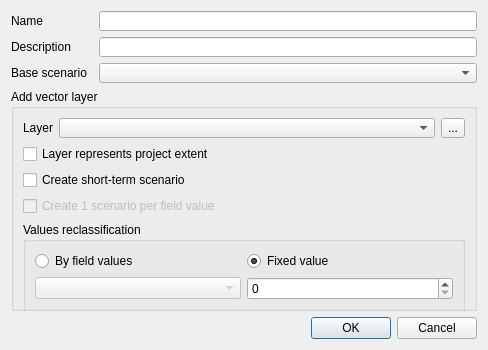
This is ui/scenario_dialog.ui in MathieuChailloux/MitiConnect as Qt 5 draws it before an edit. The edited form follows.
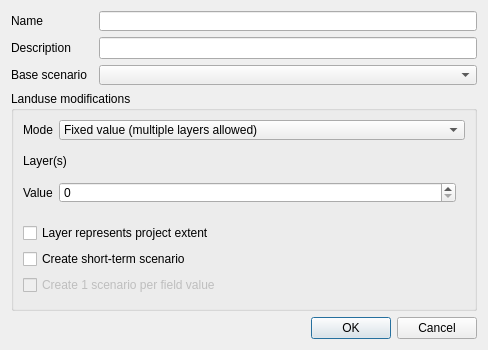
This is the edited form. Custom widgets are drawn as their Qt base class.

Commit message: scenario UI update, bug on wraper value retrieve

Patch:
```diff
--- a/ui/scenario_dialog.ui
+++ b/ui/scenario_dialog.ui
@@ -39,21 +39,43 @@
    <item row="3" column="0" colspan="3">
     <widget class="QGroupBox" name="groupBox">
      <property name="title">
-      <string>Add vector layer</string>
+      <string>Landuse modifications</string>
      </property>
      <layout class="QGridLayout" name="gridLayout_3">
+      <item row="7" column="0">
+       <widget class="QCheckBox" name="scPerValue">
+        <property name="enabled">
+         <bool>false</bool>
+        </property>
+        <property name="minimumSize">
+         <size>
+          <width>151</width>
+          <height>20</height>
+         </size>
+        </property>
+        <property name="maximumSize">
+         <size>
+          <width>166000</width>
+          <height>20</height>
+         </size>
+        </property>
+        <property name="text">
+         <string>Create 1 scenario per field value</string>
+        </property>
+       </widget>
+      </item>
       <item row="0" column="0">
        <widget class="QFrame" name="frame">
         <property name="minimumSize">
          <size>
           <width>0</width>
-          <height>20</height>
+          <height>21</height>
          </size>
         </property>
         <property name="maximumSize">
          <size>
           <width>16777215</width>
-          <height>20</height>
+          <height>21</height>
          </size>
         </property>
         <property name="frameShape">
@@ -62,7 +84,7 @@
         <property name="frameShadow">
          <enum>QFrame::Raised</enum>
         </property>
-        <layout class="QHBoxLayout" name="horizontalLayout">
+        <layout class="QFormLayout" name="formLayout">
          <property name="leftMargin">
           <number>0</number>
          </property>
@@ -75,35 +97,87 @@
          <property name="bottomMargin">
           <number>0</number>
          </property>
+         <item row="0" column="0">
+          <widget class="QLabel" name="label_5">
+           <property name="sizePolicy">
+            <sizepolicy hsizetype="Fixed" vsizetype="Preferred">
+             <horstretch>0</horstretch>
+             <verstretch>0</verstretch>
+            </sizepolicy>
+           </property>
+           <property name="text">
+            <string>Mode</string>
+           </property>
+          </widget>
+         </item>
+         <item row="0" column="1">
+          <widget class="QComboBox" name="modeCombo">
+           <property name="sizePolicy">
+            <sizepolicy hsizetype="Expanding" vsizetype="Preferred">
+             <horstretch>0</horstretch>
+             <verstretch>0</verstretch>
+            </sizepolicy>
+           </property>
+           <property name="minimumSize">
+            <size>
+             <width>0</width>
+             <height>20</height>
+            </size>
+           </property>
+           <property name="maximumSize">
+            <size>
+             <width>16777215</width>
+             <height>20</height>
+            </size>
+           </property>
          <item>
+            <property name="text">
+             <string>Fixed value (multiple layers allowed)</string>
+            </property>
+           </item>
+           <item>
+            <property name="text">
+             <string>By field value (single layer)</string>
+            </property>
+           </item>
+          </widget>
+         </item>
+        </layout>
+       </widget>
+      </item>
+      <item row="3" column="0">
+       <widget class="QStackedWidget" name="stackedWidget">
+        <property name="minimumSize">
+         <size>
+          <width>0</width>
+          <height>70</height>
+         </size>
+        </property>
+        <property name="maximumSize">
+         <size>
+          <width>16777215</width>
+          <height>70</height>
+         </size>
+        </property>
+        <property name="currentIndex">
+         <number>1</number>
+        </property>
+        <widget class="QWidget" name="stackedField">
+         <layout class="QGridLayout" name="gridLayout_4">
+          <property name="leftMargin">
+           <number>0</number>
+          </property>
+          <property name="topMargin">
+           <number>0</number>
+          </property>
+          <item row="0" column="0">
           <widget class="QLabel" name="label_4">
-           <property name="sizePolicy">
-            <sizepolicy hsizetype="Preferred" vsizetype="Fixed">
-             <horstretch>0</horstretch>
-             <verstretch>0</verstretch>
-            </sizepolicy>
-           </property>
-           <property name="minimumSize">
-            <size>
-             <width>0</width>
-             <height>0</height>
-            </size>
-           </property>
-           <property name="maximumSize">
-            <size>
-             <width>16777215</width>
-             <height>16777215</height>
-            </size>
-           </property>
            <property name="text">
             <string>Layer</string>
            </property>
-           <property name="scaledContents">
-            <bool>true</bool>
-           </property>
-          </widget>
-         </item>
-         <item>
+           </widget>
+          </item>
+          <item row="0" column="1">
           <widget class="QgsMapLayerComboBox" name="scLayerCombo">
            <property name="sizePolicy">
             <sizepolicy hsizetype="Expanding" vsizetype="Fixed">
@@ -114,18 +188,18 @@
            <property name="minimumSize">
             <size>
              <width>0</width>
-             <height>19</height>
+              <height>20</height>
             </size>
            </property>
            <property name="maximumSize">
             <size>
-             <width>16777214</width>
+              <width>16777215</width>
              <height>20</height>
             </size>
            </property>
           </widget>
          </item>
-         <item>
+          <item row="0" column="2">
           <widget class="QToolButton" name="scLayerButton">
            <property name="minimumSize">
             <size>
@@ -144,61 +218,24 @@
            </property>
           </widget>
          </item>
-        </layout>
-       </widget>
-      </item>
-      <item row="4" column="0">
-       <widget class="QGroupBox" name="valueGroupBox_2">
-        <property name="enabled">
-         <bool>true</bool>
-        </property>
-        <property name="minimumSize">
-         <size>
-          <width>0</width>
-          <height>91</height>
-         </size>
-        </property>
-        <property name="maximumSize">
-         <size>
-          <width>16777215</width>
-          <height>16777215</height>
-         </size>
-        </property>
-        <property name="title">
-         <string>Values reclassification</string>
-        </property>
-        <layout class="QGridLayout" name="gridLayout">
-         <item row="0" column="0">
-          <widget class="QRadioButton" name="scFieldMode">
-           <property name="enabled">
-            <bool>true</bool>
-           </property>
-           <property name="text">
-            <string>By field values</string>
-           </property>
-           <property name="checked">
-            <bool>false</bool>
-           </property>
-          </widget>
-         </item>
-         <item row="0" column="1">
-          <widget class="QRadioButton" name="scFixedMode">
-           <property name="enabled">
-            <bool>true</bool>
-           </property>
-           <property name="text">
-            <string>Fixed value</string>
-           </property>
-           <property name="checked">
-            <bool>true</bool>
-           </property>
-          </widget>
-         </item>
          <item row="1" column="0">
+           <widget class="QLabel" name="label_6">
+            <property name="text">
+             <string>Field</string>
+            </property>
+           </widget>
+          </item>
+          <item row="1" column="1" colspan="2">
           <widget class="QgsFieldComboBox" name="scField">
            <property name="enabled">
             <bool>false</bool>
            </property>
+            <property name="sizePolicy">
+             <sizepolicy hsizetype="Expanding" vsizetype="Fixed">
+              <horstretch>0</horstretch>
+              <verstretch>0</verstretch>
+             </sizepolicy>
+            </property>
            <property name="minimumSize">
             <size>
              <width>200</width>
@@ -208,7 +245,7 @@
            <property name="maximumSize">
             <size>
              <width>16777215</width>
-             <height>16777215</height>
+              <height>20</height>
             </size>
            </property>
            <property name="currentIndex">
@@ -219,13 +256,132 @@
            </property>
           </widget>
          </item>
-         <item row="1" column="1">
-          <widget class="QSpinBox" name="scBurnVal"/>
+         </layout>
+        </widget>
+        <widget class="QWidget" name="stackedFixed">
+         <layout class="QGridLayout" name="gridLayout_5">
+          <property name="leftMargin">
+           <number>0</number>
+          </property>
+          <property name="topMargin">
+           <number>0</number>
+          </property>
+          <property name="bottomMargin">
+           <number>9</number>
+          </property>
+          <item row="0" column="0">
+           <widget class="QFrame" name="layerFrame">
+            <property name="minimumSize">
+             <size>
+              <width>0</width>
+              <height>21</height>
+             </size>
+            </property>
+            <property name="maximumSize">
+             <size>
+              <width>16777215</width>
+              <height>21</height>
+             </size>
+            </property>
+            <property name="frameShape">
+             <enum>QFrame::NoFrame</enum>
+            </property>
+            <property name="frameShadow">
+             <enum>QFrame::Raised</enum>
+            </property>
+            <layout class="QHBoxLayout" name="horizontalLayout">
+             <property name="leftMargin">
+              <number>0</number>
+             </property>
+             <property name="topMargin">
+              <number>0</number>
+             </property>
+             <property name="rightMargin">
+              <number>0</number>
+             </property>
+             <property name="bottomMargin">
+              <number>0</number>
+             </property>
+             <item>
+              <widget class="QLabel" name="label_8">
+               <property name="minimumSize">
+                <size>
+                 <width>0</width>
+                 <height>20</height>
+                </size>
+               </property>
+               <property name="maximumSize">
+                <size>
+                 <width>16777215</width>
+                 <height>20</height>
+                </size>
+               </property>
+               <property name="text">
+                <string>Layer(s)</string>
+               </property>
+              </widget>
          </item>
         </layout>
        </widget>
       </item>
       <item row="1" column="0">
+           <widget class="QFrame" name="frame_2">
+            <property name="minimumSize">
+             <size>
+              <width>0</width>
+              <height>21</height>
+             </size>
+            </property>
+            <property name="maximumSize">
+             <size>
+              <width>16777215</width>
+              <height>21</height>
+             </size>
+            </property>
+            <property name="frameShape">
+             <enum>QFrame::NoFrame</enum>
+            </property>
+            <property name="frameShadow">
+             <enum>QFrame::Raised</enum>
+            </property>
+            <layout class="QHBoxLayout" name="horizontalLayout_2">
+             <property name="leftMargin">
+              <number>0</number>
+             </property>
+             <property name="topMargin">
+              <number>0</number>
+             </property>
+             <property name="rightMargin">
+              <number>0</number>
+             </property>
+             <property name="bottomMargin">
+              <number>0</number>
+             </property>
+             <item>
+              <widget class="QLabel" name="label_7">
+               <property name="text">
+                <string>Value</string>
+               </property>
+              </widget>
+             </item>
+             <item>
+              <widget class="QSpinBox" name="scBurnVal">
+               <property name="sizePolicy">
+                <sizepolicy hsizetype="Expanding" vsizetype="Fixed">
+                 <horstretch>0</horstretch>
+                 <verstretch>0</verstretch>
+                </sizepolicy>
+               </property>
+              </widget>
+             </item>
+            </layout>
+           </widget>
+          </item>
+         </layout>
+        </widget>
+       </widget>
+      </item>
+      <item row="5" column="0">
        <widget class="QCheckBox" name="scExtentFlag">
         <property name="enabled">
          <bool>true</bool>
@@ -247,7 +403,7 @@
         </property>
        </widget>
       </item>
-      <item row="2" column="0">
+      <item row="6" column="0">
        <widget class="QCheckBox" name="scShort">
         <property name="enabled">
          <bool>true</bool>
@@ -269,28 +425,6 @@
         </property>
        </widget>
       </item>
-      <item row="3" column="0">
-       <widget class="QCheckBox" name="scPerValue">
-        <property name="enabled">
-         <bool>false</bool>
-        </property>
-        <property name="minimumSize">
-         <size>
-          <width>151</width>
-          <height>20</height>
-         </size>
-        </property>
-        <property name="maximumSize">
-         <size>
-          <width>166000</width>
-          <height>20</height>
-         </size>
-        </property>
-        <property name="text">
-         <string>Create 1 scenario per field value</string>
-        </property>
-       </widget>
-      </item>
      </layout>
     </widget>
    </item>
```
Lines whose indentation alone changed are shown as unchanged. The commit also changes 1 other file.
